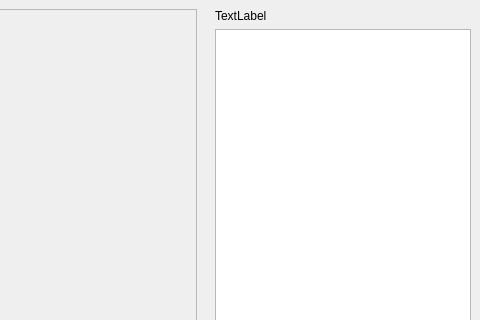
Old version of the form accord_client/ui/main.ui in the repository median-dxz/med-accord-client; both pictures show x 766 to 1246 and y 0 to 320 of the 1246 by 811 pixel window.
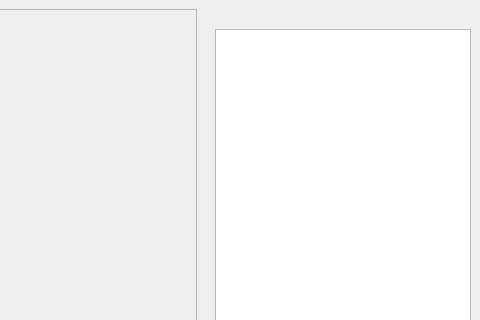
New version of the form.

Patch:
```diff
--- a/accord_client/ui/main.ui
+++ b/accord_client/ui/main.ui
@@ -190,7 +190,7 @@
          <item>
           <widget class="QLabel" name="label_3">
            <property name="text">
-            <string>TextLabel</string>
+            <string/>
            </property>
           </widget>
          </item>
```
Left out of the diff: 6 changed lines with no effect on the pictures.
